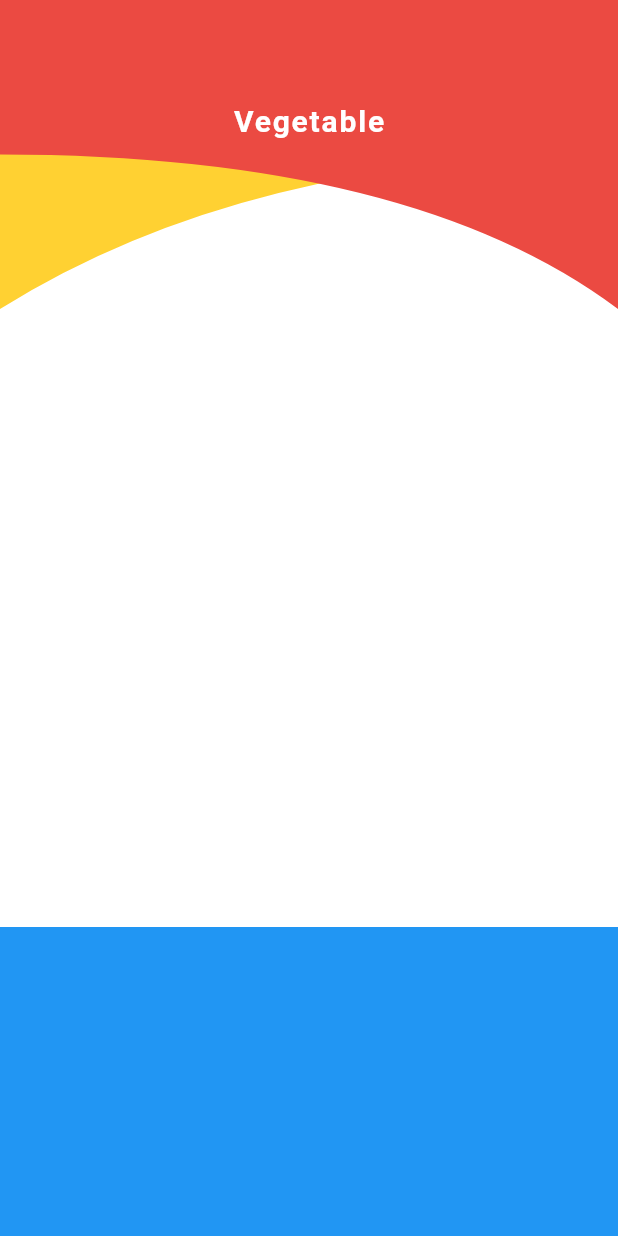
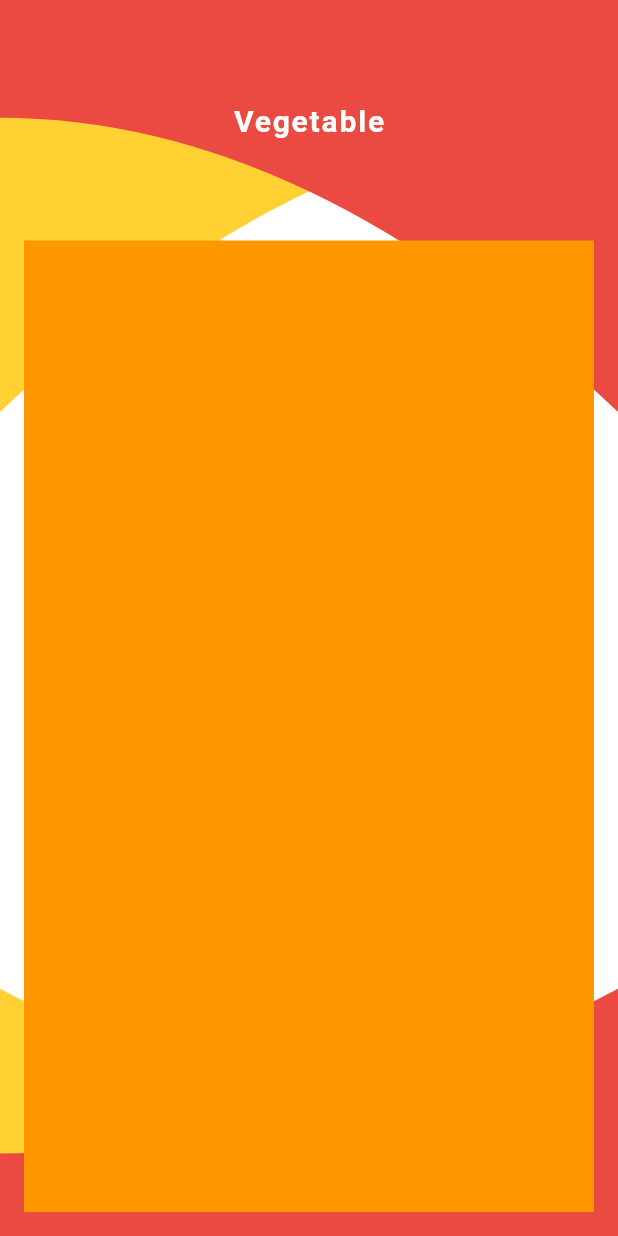
Before and after one commit to jeremy02/flutter_vegetable_app, a Flutter app: the screen it shows after launch, after a tap on the "arrow forward" icon, on a phone screen of 412 x 824 dp. Run offline on Flutter 3.47's test engine with Material 2 defaults, Android fonts, the phone set to English and light mode, and no system bars; Roboto replaces fonts that are missing (Softelegance).

Commit message:
modularize code

```diff
--- /dev/null
+++ b/lib/components/home_screen_bottom_bg.dart
@@ -0,0 +1,94 @@
+import 'package:flutter/material.dart';
+
+class HomeScreenBottomBg extends StatelessWidget{
+
+	@override
+	Widget build(BuildContext context) {
+		return Stack(
+			children: <Widget>[
+				Align(
+					alignment: Alignment.bottomLeft,
+					child: ClipPath(
+						clipper: BottomLeftArc(),
+						child: Container(
+							decoration: BoxDecoration(
+								color: Color.fromRGBO(255, 209, 50, 1.0),
+							),
+						),
+					),
+				),
+				Align(
+					alignment: Alignment.bottomRight,
+					child: ClipPath(
+						clipper: BottomRightArc(),
+						child: Container(
+							decoration: BoxDecoration(
+								color: Color.fromRGBO(235, 74, 66, 1.0),
+							),
+						),
+					),
+				),
+			],
+		);
+	}
+}
+
+class BottomLeftArc extends CustomClipper<Path>{
+
+	@override
+	Path getClip(Size size) {
+		Path path = new Path();
+
+		path.lineTo(0.0, size.height);
+
+		///move from bottom left to bottom right
+		path.lineTo(size.width, size.height);
+
+		///move from bottom right to top right
+		path.lineTo(size.width, size.height/1.5);
+
+		var firstControlPoint = Offset(size.width/2.0, size.height/1.5);
+		var firstEndPoint = Offset(0.0, 0.0);
+		path.quadraticBezierTo(firstControlPoint.dx, firstControlPoint.dy,
+			firstEndPoint.dx, firstEndPoint.dy);
+
+		path.close();
+
+		return path;
+	}
+
+	@override
+	bool shouldReclip(CustomClipper<Path> oldClipper) {
+		return true;
+	}
+}
+
+class BottomRightArc extends CustomClipper<Path>{
+
+	@override
+	Path getClip(Size size) {
+		Path path = new Path();
+
+		path.lineTo(0.0, size.height/1.5);
+
+		var firstControlPoint = Offset(size.width/2.0, size.height/1.5);
+		var firstEndPoint = Offset(size.width, 0.0);
+		path.quadraticBezierTo(firstControlPoint.dx, firstControlPoint.dy,
+			firstEndPoint.dx, firstEndPoint.dy);
+
+		///move from bottom left to bottom right
+		path.lineTo(size.width, size.height);
+
+		///move from bottom right to top left
+		path.lineTo(0.0, size.height);
+
+		path.close();
+
+		return path;
+	}
+
+	@override
+	bool shouldReclip(CustomClipper<Path> oldClipper) {
+		return true;
+	}
+}
--- /dev/null
+++ b/lib/components/home_screen_content.dart
@@ -0,0 +1,44 @@
+import 'package:flutter/material.dart';
+
+class HomeScreenContent extends StatelessWidget{
+
+	@override
+	Widget build(BuildContext context) {
+		return Stack(
+				fit: StackFit.expand,
+				children: <Widget>[
+					Column(
+						children: <Widget>[
+							Padding(
+								padding: EdgeInsets.symmetric(
+									vertical: MediaQuery.of(context).size.height/12,
+								),
+								child: Text(
+									"Vegetable",
+									style: TextStyle(
+										fontSize: 20.0,
+										color: Colors.white,
+										fontWeight: FontWeight.bold,
+										letterSpacing: 1.2,
+									),
+								),
+							),
+							Flexible(
+								flex: 1,
+								child: Container(
+									margin: EdgeInsets.only(
+										bottom: 16,
+										right: 16,
+										left: 16,
+									),
+									decoration: BoxDecoration(
+										color: Colors.orange
+									),
+								),
+							),
+						],
+					)
+				],
+			);
+	}
+}
--- /dev/null
+++ b/lib/components/home_screen_top_bg.dart
@@ -0,0 +1,90 @@
+import 'package:flutter/material.dart';
+
+class HomeScreenTopBg extends StatelessWidget{
+
+	@override
+	Widget build(BuildContext context) {
+		return Stack(
+			children: <Widget>[
+				Align(
+					alignment: Alignment.topLeft,
+					child: ClipPath(
+						clipper: TopLeftArc(),
+						child: Container(
+							height: MediaQuery.of(context).size.height/3.0,
+							decoration: BoxDecoration(
+								color: Color.fromRGBO(255, 209, 50, 1.0),
+							),
+						),
+					),
+				),
+				Align(
+					alignment: Alignment.topRight,
+					child: ClipPath(
+						clipper: TopRightArc(),
+						child: Container(
+							height: MediaQuery.of(context).size.height/3.0,
+							decoration: BoxDecoration(
+								color: Color.fromRGBO(235, 74, 66, 1.0),
+							),
+						),
+					),
+				),
+			],
+		);
+	}
+}
+
+class TopLeftArc extends CustomClipper<Path>{
+
+	@override
+	Path getClip(Size size) {
+		Path path = new Path();
+
+		path.lineTo(0.0, size.height);
+
+		//move from bottom right to top right - height
+		var firstControlPoint = Offset(size.width/2.0, size.height/3.5);
+		var firstEndPoint = Offset(size.width, size.height/3.5);
+		path.quadraticBezierTo(firstControlPoint.dx, firstControlPoint.dy,
+			firstEndPoint.dx, firstEndPoint.dy);
+
+		///move to top right
+		path.lineTo(size.width, 0.0);
+
+		path.close();
+		return path;
+	}
+
+	@override
+	bool shouldReclip(CustomClipper<Path> oldClipper) {
+		return true;
+	}
+}
+
+class TopRightArc extends CustomClipper<Path>{
+
+	@override
+	Path getClip(Size size) {
+		Path path = new Path();
+
+		path.lineTo(0.0, size.height/3.5);
+
+		//move to bottom right
+		var firstControlPoint = Offset(size.width/2.0, size.height/3.5);
+		var firstEndPoint = Offset(size.width, size.height);
+		path.quadraticBezierTo(firstControlPoint.dx, firstControlPoint.dy,
+			firstEndPoint.dx, firstEndPoint.dy);
+
+		///move to top right
+		path.lineTo(size.width, 0.0);
+
+		path.close();
+		return path;
+	}
+
+	@override
+	bool shouldReclip(CustomClipper<Path> oldClipper) {
+		return true;
+	}
+}
--- /dev/null
+++ b/lib/components/splash_screen_bottom_bg.dart
@@ -0,0 +1,137 @@
+import 'package:flutter/material.dart';
+import 'package:flutter_vegetable_app/screens/home_screen.dart';
+
+class SplashScreenBottomBg extends StatelessWidget{
+
+	@override
+	Widget build(BuildContext context) {
+		return Container(
+			color: Colors.white,
+			width: double.infinity,
+			height: MediaQuery.of(context).size.height/3,
+			child: Stack(
+				children: <Widget>[
+					Align(
+						alignment: Alignment.bottomLeft,
+						child: ClipPath(
+							clipper: LeftSplashScreenArc(),
+							child: Container(
+								height: MediaQuery.of(context).size.height/3,
+								decoration: BoxDecoration(
+									color: Color.fromRGBO(255, 209, 50, 1.0),
+								),
+							),
+						),
+					),
+					Align(
+						alignment: Alignment.bottomRight,
+						child: ClipPath(
+							clipper: RightSplashScreenArc(),
+							child: Container(
+								height: MediaQuery.of(context).size.height/3,
+								decoration: BoxDecoration(
+									color: Color.fromRGBO(235, 74, 66, 1.0),
+								),
+							),
+						),
+					),
+					SplashScreenNextButton(context),
+				],
+			),
+		);
+	}
+
+	Widget SplashScreenNextButton(BuildContext context) {
+		return Align(
+			alignment: Alignment.center,
+			child: Material(
+				color: Color.fromRGBO(134, 189, 15, 1.0),
+				shape: CircleBorder(),
+				clipBehavior: Clip.hardEdge,
+				child: InkWell(
+					splashColor: Colors.black.withOpacity(0.3),
+					child: Container(
+						height: 75,
+						width: 75,
+						decoration: BoxDecoration(
+							shape: BoxShape.circle,
+						),
+						child: Icon(
+							Icons.arrow_forward,
+							size: 36,
+							color: Colors.white,
+						),
+					),
+					onTap: (){
+						Navigator.of(context).
+						pushReplacement(MaterialPageRoute(
+							builder: (BuildContext context) =>
+								HomeScreen()
+							)
+						);
+					},
+				),
+			)
+		);
+	}
+}
+
+class LeftSplashScreenArc extends CustomClipper<Path>{
+
+	@override
+	Path getClip(Size size) {
+		Path path = new Path();
+
+		path.lineTo(0.0, size.height);
+
+		///move from bottom left to bottom right
+		path.lineTo(size.width, size.height);
+
+		///move from bottom right to top right
+		path.lineTo(size.width, size.height/1.4);
+
+		var firstControlPoint = Offset(size.width/2, size.height/1.4);
+		var firstEndPoint = Offset(0.0, 0.0);
+		path.quadraticBezierTo(firstControlPoint.dx, firstControlPoint.dy,
+			firstEndPoint.dx, firstEndPoint.dy);
+
+		path.close();
+
+		return path;
+	}
+
+	@override
+	bool shouldReclip(CustomClipper<Path> oldClipper) {
+		return true;
+	}
+}
+
+class RightSplashScreenArc extends CustomClipper<Path>{
+
+	@override
+	Path getClip(Size size) {
+		Path path = new Path();
+
+		path.lineTo(0.0, size.height/1.4);
+
+		var firstControlPoint = Offset(size.width/2, size.height/1.4);
+		var firstEndPoint = Offset(size.width, 0.0);
+		path.quadraticBezierTo(firstControlPoint.dx, firstControlPoint.dy,
+			firstEndPoint.dx, firstEndPoint.dy);
+
+		///move from bottom left to bottom right
+		path.lineTo(size.width, size.height);
+
+		///move from bottom right to top left
+		path.lineTo(0.0, size.height);
+
+		path.close();
+
+		return path;
+	}
+
+	@override
+	bool shouldReclip(CustomClipper<Path> oldClipper) {
+		return true;
+	}
+}
--- a/lib/screens/home_screen.dart
+++ b/lib/screens/home_screen.dart
@@ -1,5 +1,8 @@
 import 'package:flutter/material.dart';
 import 'package:flutter/services.dart';
+import 'package:flutter_vegetable_app/components/home_screen_bottom_bg.dart';
+import 'package:flutter_vegetable_app/components/home_screen_content.dart';
+import 'package:flutter_vegetable_app/components/home_screen_top_bg.dart';
 
 class HomeScreen extends StatelessWidget{
 
@@ -14,124 +17,21 @@ class HomeScreen extends StatelessWidget{
 						child: Container(
 							color: Colors.white,
 							width: MediaQuery.of(context).size.width,
-							height: MediaQuery.of(context).size.height/4,
-							child: Stack(
-								children: <Widget>[
-									Align(
-										alignment: Alignment.topLeft,
-										child: ClipPath(
-											clipper: TopLeftArc(),
-											child: Container(
-												height: MediaQuery.of(context).size.height/3,
-												decoration: BoxDecoration(
-													color: Color.fromRGBO(255, 209, 50, 1.0),
-												),
-											),
-										),
-									),
-									Align(
-										alignment: Alignment.topRight,
-										child: ClipPath(
-											clipper: TopRightArc(),
-											child: Container(
-												height: MediaQuery.of(context).size.height/3,
-												decoration: BoxDecoration(
-													color: Color.fromRGBO(235, 74, 66, 1.0),
-												),
-												child: LayoutBuilder(
-													builder: (BuildContext context, BoxConstraints viewportConstraints){
-														return Stack(
-															children: <Widget>[
-																Align(
-																	alignment: Alignment.topCenter,
-																	child: Padding(
-																		padding: EdgeInsets.only(top: viewportConstraints.minHeight/3),
-																		child: Text(
-																			"Vegetable",
-																			style: TextStyle(
-																				fontSize: 20.0,
-																				color: Colors.white,
-																				fontWeight: FontWeight.bold,
-																				letterSpacing: 1.2,
-																			),
-																		),
-																	)
-																),
-															],
-														);
-													},
-												),
-											),
-										),
-									),
-								],
-							),
+							child: HomeScreenTopBg(),
 						),
 					),
 					Positioned(
 						bottom: 0,
 						child: Container(
-							color: Colors.blue,
+							color: Colors.white,
 							width: MediaQuery.of(context).size.width,
-							height: MediaQuery.of(context).size.height/4,
+							height: MediaQuery.of(context).size.height/5,
+							child: HomeScreenBottomBg(),
 						),
 					),
+					HomeScreenContent(),
 				],
-			)
+			),
 		);
 	}
 }
-
-class TopLeftArc extends CustomClipper<Path>{
-
-	@override
-	Path getClip(Size size) {
-		Path path = new Path();
-
-		path.lineTo(0.0, size.height);
-
-		//move from bottom right to top right - height
-		var firstControlPoint = Offset(size.width/2.5, size.height/2);
-		var firstEndPoint = Offset(size.width, size.height/2);
-		path.quadraticBezierTo(firstControlPoint.dx, firstControlPoint.dy,
-			firstEndPoint.dx, firstEndPoint.dy);
-
-		///move to top right
-		path.lineTo(size.width, 0.0);
-
-		path.close();
-		return path;
-	}
-
-	@override
-	bool shouldReclip(CustomClipper<Path> oldClipper) {
-		return true;
-	}
-}
-
-class TopRightArc extends CustomClipper<Path>{
-
-	@override
-	Path getClip(Size size) {
-		Path path = new Path();
-
-		path.lineTo(0.0, size.height/2);
-
-		//move to bottom right
-		var firstControlPoint = Offset(size.width/1.5, size.height/2);
-		var firstEndPoint = Offset(size.width, size.height);
-		path.quadraticBezierTo(firstControlPoint.dx, firstControlPoint.dy,
-			firstEndPoint.dx, firstEndPoint.dy);
-
-		///move to top right
-		path.lineTo(size.width, 0.0);
-
-		path.close();
-		return path;
-	}
-
-	@override
-	bool shouldReclip(CustomClipper<Path> oldClipper) {
-		return true;
-	}
-}
--- a/lib/screens/splash_screen.dart
+++ b/lib/screens/splash_screen.dart
@@ -1,5 +1,6 @@
 import 'package:flutter/material.dart';
 import 'package:flutter/services.dart';
+import 'package:flutter_vegetable_app/components/splash_screen_bottom_bg.dart';
 import 'package:flutter_vegetable_app/screens/home_screen.dart';
 
 class SplashScreen extends StatelessWidget{
@@ -55,140 +56,9 @@ class SplashScreen extends StatelessWidget{
 							],
 						),
 					),
-					bottomPart(context),
+					SplashScreenBottomBg(),
 				],
 			),
 		);
 	}
-
-	Widget bottomPart(BuildContext context) {
-		return Container(
-			color: Colors.white,
-			width: double.infinity,
-			height: MediaQuery.of(context).size.height/3,
-			child: Stack(
-				children: <Widget>[
-					Align(
-						alignment: Alignment.bottomLeft,
-						child: ClipPath(
-							clipper: LeftSplashScreenArc(),
-							child: Container(
-								height: MediaQuery.of(context).size.height/3,
-								decoration: BoxDecoration(
-									color: Color.fromRGBO(255, 209, 50, 1.0),
-								),
-							),
-						),
-					),
-					Align(
-						alignment: Alignment.bottomRight,
-						child: ClipPath(
-							clipper: RightSplashScreenArc(),
-							child: Container(
-								height: MediaQuery.of(context).size.height/3,
-								decoration: BoxDecoration(
-									color: Color.fromRGBO(235, 74, 66, 1.0),
-								),
-							),
-						),
-					),
-					nextButton(context),
-				],
-			),
-		);
-	}
-
-    Widget nextButton(BuildContext context) {
-		return Align(
-			alignment: Alignment.center,
-			child: Material(
-				color: Color.fromRGBO(134, 189, 15, 1.0),
-				shape: CircleBorder(),
-				clipBehavior: Clip.hardEdge,
-				child: InkWell(
-					splashColor: Colors.black.withOpacity(0.3),
-					child: Container(
-						height: 75,
-						width: 75,
-						decoration: BoxDecoration(
-							shape: BoxShape.circle,
-						),
-						child: Icon(
-							Icons.arrow_forward,
-							size: 36,
-							color: Colors.white,
-						),
-					),
-					onTap: (){
-						Navigator.of(context).
-						pushReplacement(MaterialPageRoute(
-							builder: (BuildContext context) =>
-								HomeScreen()
-							)
-						);
-					},
-				),
-			)
-		);
-    }
 }
-
-class LeftSplashScreenArc extends CustomClipper<Path>{
-
-	@override
-	Path getClip(Size size) {
-		Path path = new Path();
-
-		path.lineTo(0.0, size.height);
-
-		///move from bottom left to bottom right
-		path.lineTo(size.width, size.height);
-
-		///move from bottom right to top right
-		path.lineTo(size.width, size.height/1.4);
-
-		var firstControlPoint = Offset(size.width/2, size.height/1.4);
-		var firstEndPoint = Offset(0.0, 0.0);
-		path.quadraticBezierTo(firstControlPoint.dx, firstControlPoint.dy,
-			firstEndPoint.dx, firstEndPoint.dy);
-
-		path.close();
-
-		return path;
-	}
-
-	@override
-	bool shouldReclip(CustomClipper<Path> oldClipper) {
-		return true;
-	}
-}
-
-class RightSplashScreenArc extends CustomClipper<Path>{
-
-	@override
-	Path getClip(Size size) {
-		Path path = new Path();
-
-		path.lineTo(0.0, size.height/1.4);
-
-		var firstControlPoint = Offset(size.width/2, size.height/1.4);
-		var firstEndPoint = Offset(size.width, 0.0);
-		path.quadraticBezierTo(firstControlPoint.dx, firstControlPoint.dy,
-			firstEndPoint.dx, firstEndPoint.dy);
-
-		///move from bottom left to bottom right
-		path.lineTo(size.width, size.height);
-
-		///move from bottom right to top left
-		path.lineTo(0.0, size.height);
-
-		path.close();
-
-		return path;
-	}
-
-	@override
-	bool shouldReclip(CustomClipper<Path> oldClipper) {
-		return true;
-	}
-}
```
